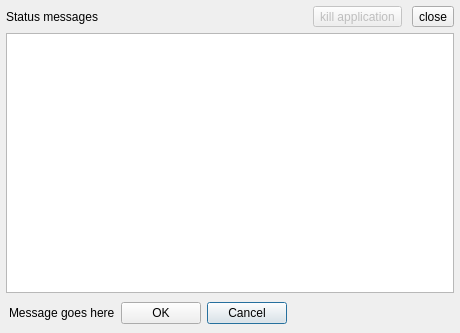
swift-project/pilotclient, file src/blackgui/overlaymessages.ui: the form before one commit.
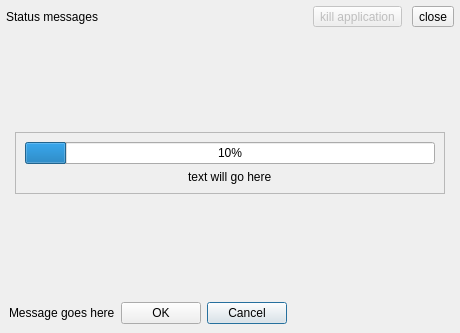
The form after the commit. The open tabs and pages were chosen to show the change. Icons and pictures are not drawn. Custom widgets are drawn as their Qt base class.

Commit message: Overlay progress bar

Patch:
```diff
--- a/src/blackgui/overlaymessages.ui
+++ b/src/blackgui/overlaymessages.ui
@@ -340,6 +340,36 @@
           </item>
          </layout>
         </widget>
+        <widget class="QWidget" name="pg_ProgressBar">
+         <layout class="QVBoxLayout" name="verticalLayout_3">
+          <item alignment="Qt::AlignVCenter">
+           <widget class="QFrame" name="fr_PRogressBar">
+            <property name="frameShape">
+             <enum>QFrame::StyledPanel</enum>
+            </property>
+            <property name="frameShadow">
+             <enum>QFrame::Raised</enum>
+            </property>
+            <layout class="QVBoxLayout" name="vl_ProgressBar">
+             <item>
+              <widget class="QProgressBar" name="pb_ProgressBar">
+               <property name="value">
+                <number>10</number>
+               </property>
+              </widget>
+             </item>
+             <item alignment="Qt::AlignHCenter">
+              <widget class="QLabel" name="lbl_ProgressBar">
+               <property name="text">
+                <string>text will go here</string>
+               </property>
+              </widget>
+             </item>
+            </layout>
+           </widget>
+          </item>
+         </layout>
+        </widget>
        </widget>
       </item>
      </layout>
```
Left out of the diff: 2 changed lines with no effect on the pictures. The commit also changes 2 other files.
